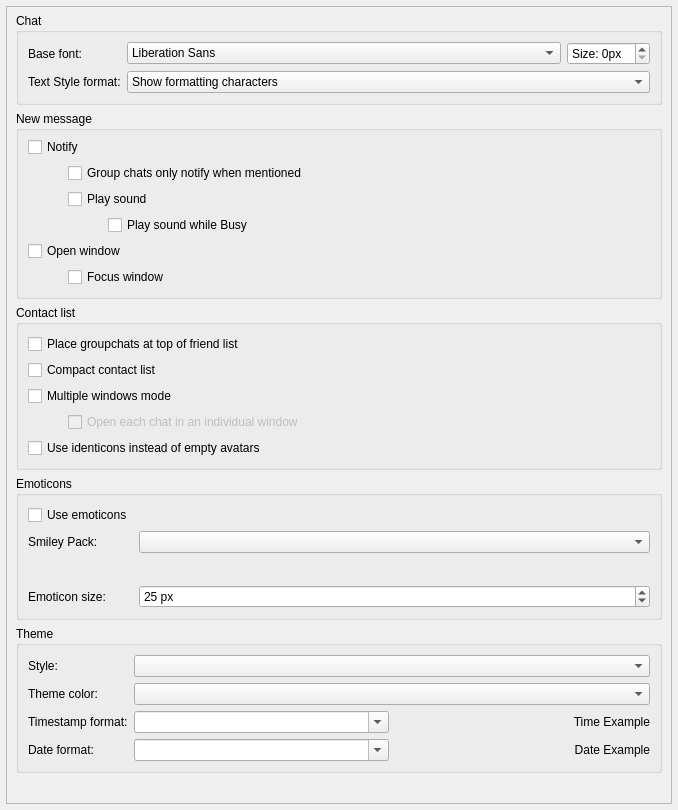
Before: the Qt Designer form src/widget/form/settings/userinterfacesettings.ui in qTox/qTox, drawn with Qt 5.
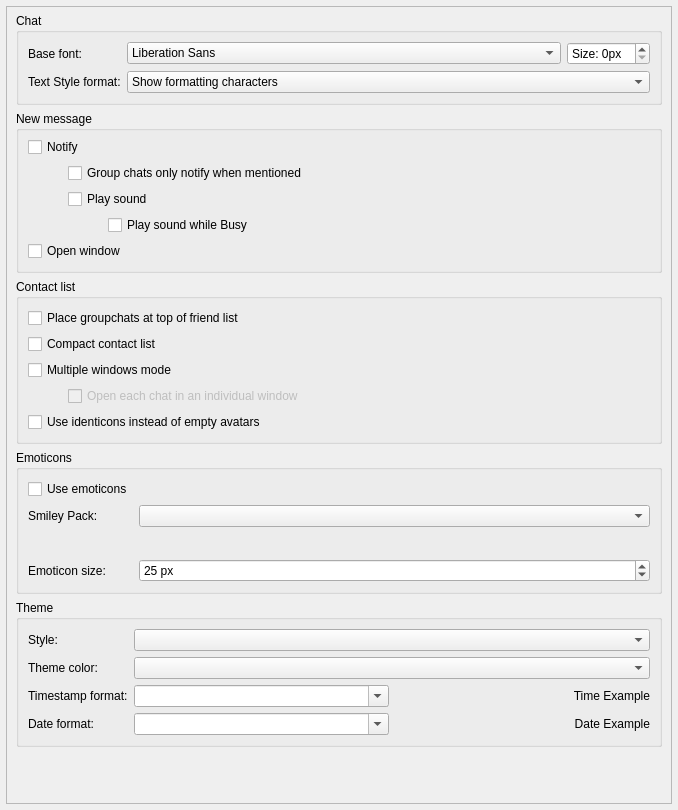
After: the same form once the commit is applied. Custom widgets are drawn as their Qt base class.

Commit message:
fix(ui): remove focus window option, fixing alert() on Windows
Fix #4762

What changed in the file:
```diff
--- a/src/widget/form/settings/userinterfacesettings.ui
+++ b/src/widget/form/settings/userinterfacesettings.ui
@@ -219,23 +219,6 @@
             </property>
            </widget>
           </item>
-          <item>
-           <layout class="QVBoxLayout" name="verticalLayout_15">
-            <property name="leftMargin">
-             <number>40</number>
-            </property>
-            <item>
-             <widget class="QCheckBox" name="showInFront">
-              <property name="toolTip">
-               <string comment="toolTip for Focus window setting">Focus qTox when you receive message.</string>
-              </property>
-              <property name="text">
-               <string>Focus window</string>
-              </property>
-             </widget>
-            </item>
-           </layout>
-          </item>
          </layout>
         </widget>
        </item>
```
Left out of the diff: 1 changed line with no effect on the pictures. The commit also changes 5 other files.
